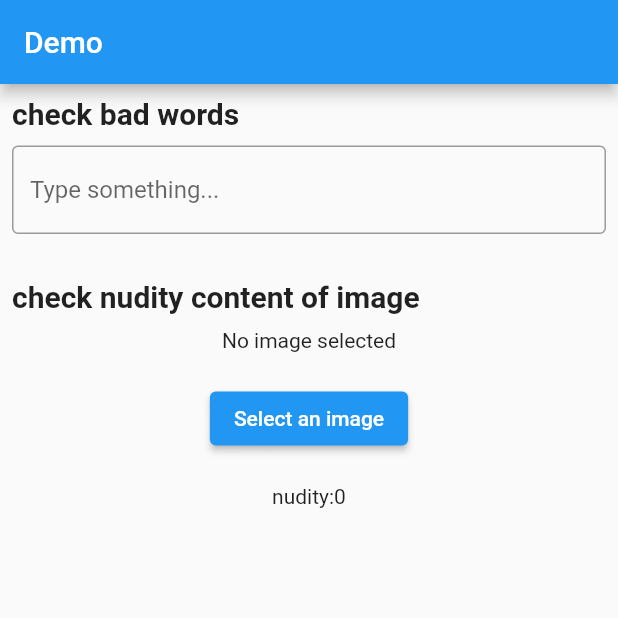
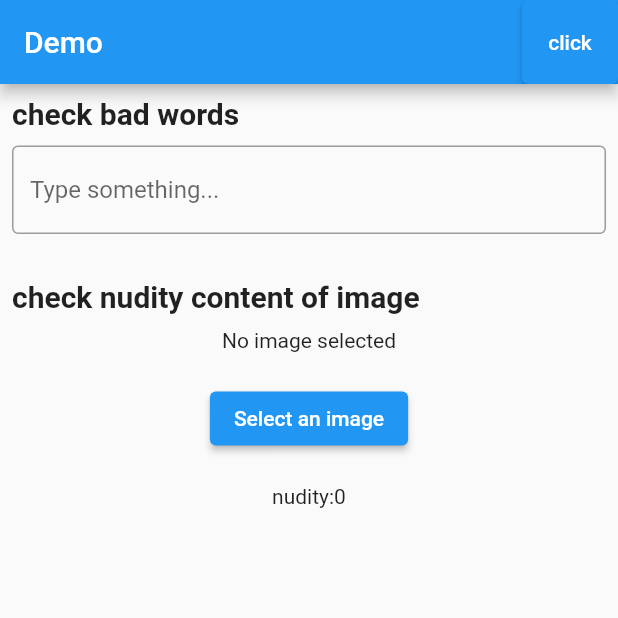
Before and after one commit to FresherDeveloper/flutter_demo_app, a Flutter app: the screen it shows after launch, on a phone screen of 412 x 824 dp, the top half of it. Run offline on Flutter 3.47's test engine with Material 2 defaults, Android fonts, the phone set to English and light mode, and no system bars; our stand-ins replace image_picker, logger; missing offline and left inert: profanity_filter.

Commit message:
initial commit

```diff
--- a/lib/screens/HomeScreen.dart
+++ b/lib/screens/HomeScreen.dart
@@ -1,5 +1,6 @@
 import 'package:demo_fluttter_app/widgets/nudity.dart';
 import 'package:demo_fluttter_app/widgets/bad_words.dart';
+import 'package:demo_fluttter_app/widgets/pick_image.dart';
 import 'package:flutter/material.dart';
 
 class HomeScreen extends StatelessWidget {
@@ -15,6 +16,11 @@ class HomeScreen extends StatelessWidget {
       resizeToAvoidBottomInset: true,
       appBar: AppBar(
         title: const Text("Demo"),
+        actions: [
+          ElevatedButton(onPressed: () {
+            Navigator.push(context, MaterialPageRoute(builder: (context) => PickImage(),));
+          }, child: Text("click"))
+        ],
       ),
       body: SingleChildScrollView(
         physics: const NeverScrollableScrollPhysics(),
```
